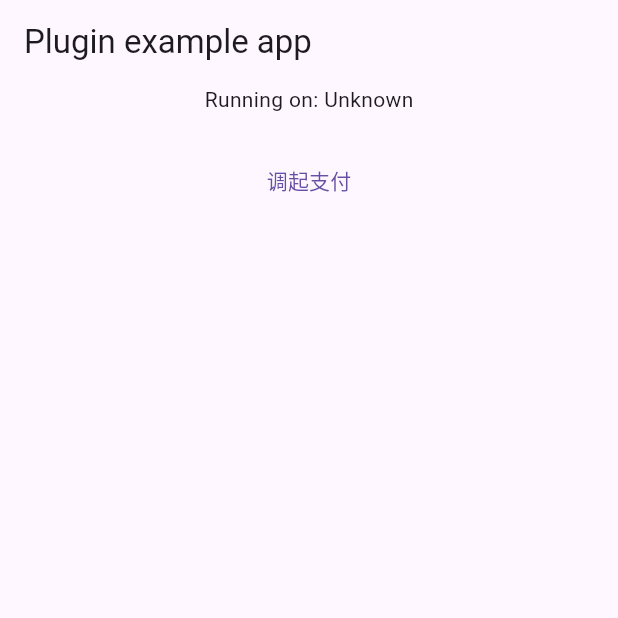
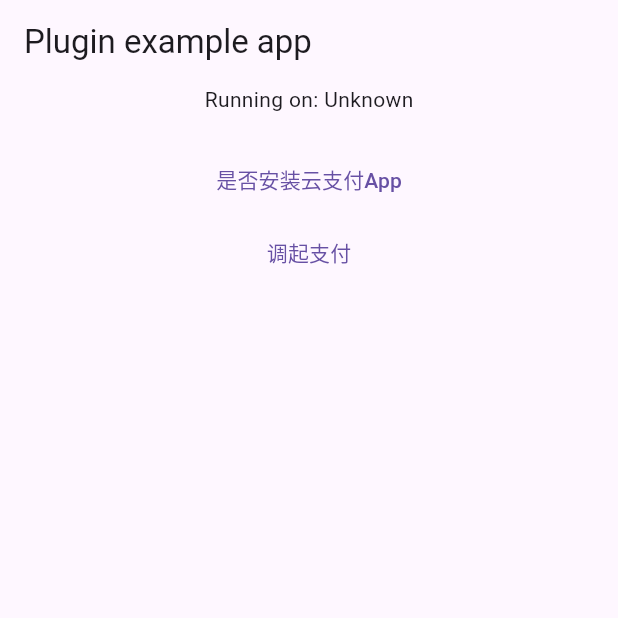
Before and after one commit to xmy1231/flutter_union_pay, a Flutter app: the screen it shows after launch, after a tap on "调起支付", on a phone screen of 412 x 824 dp, the top half of it. Run offline on Flutter 3.47's test engine with Material 3 defaults, Android fonts, the phone set to English and light mode, and no system bars.

Commit message:
更新云闪付sdk,适配flutter3.0以上

```diff
--- a/example/lib/main.dart
+++ b/example/lib/main.dart
@@ -88,10 +88,15 @@ class HomePageState extends State<HomePage> {
               child: Text('Running on: $_platformVersion\n'),
             ),
 
+            TextButton(onPressed: () {
+              UnionPay.isInstalled(mode: PaymentEnv.DEVELOPMENT, merchantInfo: "").then((value) {
+                print("安装成功$value");
+              });
+            },  child: Text('是否安装云支付App')),
             TextButton(onPressed: (){
               UnionPay.pay(
                 mode: PaymentEnv.DEVELOPMENT,
-                tn: "886511661307367448110",
+                tn: "669802785406247611910",
                 scheme: "UnionPayTest",
               ).then((value) {
                 print("##########$value");
```
Also changed, not shown: example/pubspec.yaml (+5 -3 lines), lib/union_pay.dart (+5 -2 lines), pubspec.yaml (+6 -4 lines), example/pubspec.lock, pubspec.lock, 15 other files.
